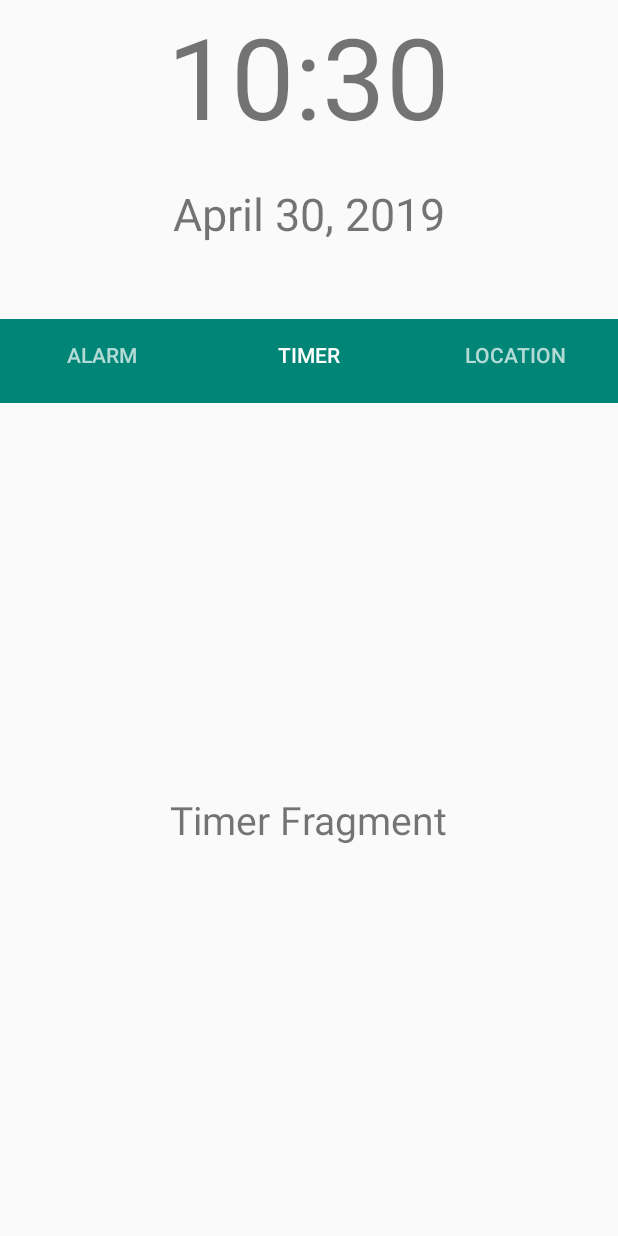
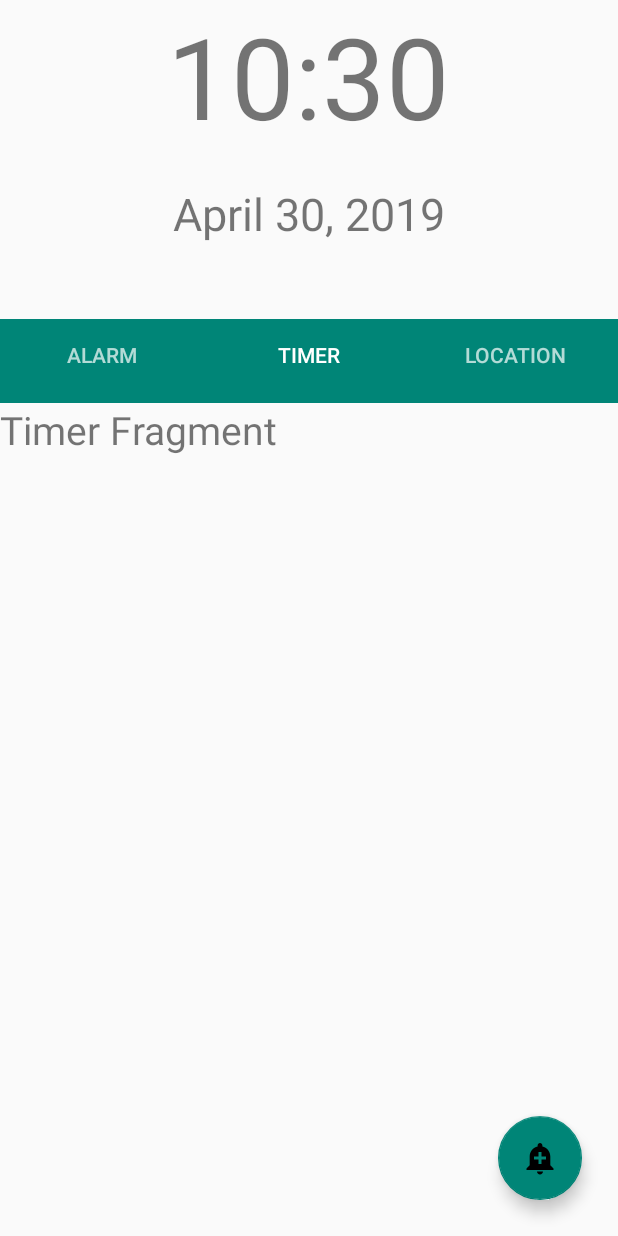
Before and after one commit to DRob1260/android_alarm, an Android app: the screen it shows after launch (MainActivity), tab 2 chosen, on a phone screen of 412 x 824 dp. Run offline under Robolectric (Android 15) with nearby library versions, the phone set to English and light mode, and no system bars.

Commit message:
Added repeating alarm prompt to UI and made necessary changes to Alarm class

```diff
--- a/app/src/main/java/com/isu/android_alarm/AlarmRecyclerViewAdapter.java
+++ b/app/src/main/java/com/isu/android_alarm/AlarmRecyclerViewAdapter.java
@@ -1,24 +1,21 @@
 package com.isu.android_alarm;
 
+import android.app.AlertDialog;
 import android.content.Context;
+import android.text.InputType;
 import android.view.LayoutInflater;
 import android.view.View;
 import android.view.ViewGroup;
+import android.widget.EditText;
 import android.widget.TextView;
-
-import java.io.Serializable;
 import java.util.ArrayList;
+import java.util.Date;
 
 import androidx.recyclerview.widget.RecyclerView;
 
-interface IAdapter extends Serializable {
-    void setDataAt(int index, Alarm alarm);
-    void notifyItemChanged(int index);
-}
-
 public class AlarmRecyclerViewAdapter extends RecyclerView.Adapter<AlarmRecyclerViewAdapter.ViewHolder> {
     private ArrayList<Alarm> alarms;
-    private IAdapter adapter;
+    private Context context;
 
     public class ViewHolder extends RecyclerView.ViewHolder {
         public TextView txtHeader;
@@ -33,17 +30,16 @@ public class AlarmRecyclerViewAdapter extends RecyclerView.Adapter<AlarmRecycler
         }
     }
 
-    public AlarmRecyclerViewAdapter(ArrayList<Alarm> alarms) {
+    public AlarmRecyclerViewAdapter(Context context, ArrayList<Alarm> alarms) {
+        this.context = context;
         this.alarms = alarms;
     }
 
     // Create new views (invoked by the layout manager)
     @Override
     public AlarmRecyclerViewAdapter.ViewHolder onCreateViewHolder(ViewGroup parent, int viewType) {
-        Context context = parent.getContext();
         LayoutInflater inflater = LayoutInflater.from(context);
         View view =  inflater.inflate(R.layout.alarm_row_layout, parent, false);
-        // set the view's size, margins, paddings and layout parameters
         ViewHolder vh = new ViewHolder(view);
         return vh;
     }
@@ -51,15 +47,15 @@ public class AlarmRecyclerViewAdapter extends RecyclerView.Adapter<AlarmRecycler
     // Replace the contents of a view (invoked by the layout manager)
     @Override
     public void onBindViewHolder(ViewHolder holder, final int position) {
-        // - get element from your dataset at this position
-        // - replace the contents of the view with that element
         Alarm alarm = alarms.get(position);
         final String message = alarm.getMessage();
         holder.txtHeader.setText(alarm.getTimeStr());
-        holder.txtFooter.setText(message);
+        if(alarm.getRepeating())
+            holder.txtFooter.setText(message + ", every " + alarm.getDay());
+        else holder.txtFooter.setText(message);
         holder.itemView.setTag(alarm);
         holder.txtHeader.setOnClickListener(v -> {
-            //remove(position);
+            deleteDialog(position);
         });
     }
 
@@ -87,9 +83,16 @@ public class AlarmRecyclerViewAdapter extends RecyclerView.Adapter<AlarmRecycler
         notifyItemRemoved(position);
     }
 
-    public void update(ArrayList<Alarm> alarms){
-        this.alarms.clear();
-        this.alarms.addAll(alarms);
-        notifyDataSetChanged();
+    private void deleteDialog(int position){
+        AlertDialog.Builder builder = new AlertDialog.Builder(context);
+        builder.setTitle("Delete Alarm");
+
+        // Set up the buttons
+        builder.setPositiveButton("Delete", (dialog, which) -> {
+           remove(position);
+        });
+        builder.setNegativeButton("Cancel", (dialog, which) -> dialog.cancel());
+
+        builder.show();
     }
 }
--- a/app/src/main/java/com/isu/android_alarm/LocationFragment.java
+++ b/app/src/main/java/com/isu/android_alarm/LocationFragment.java
@@ -20,6 +20,11 @@ public class LocationFragment extends Fragment {
 
         TextView tv = (TextView) v.findViewById(R.id.locationFrag);
         tv.setText(getArguments().getString("msg"));
+
+        FloatingActionButton fab = v.findViewById(R.id.locationFab);
+        fab.setOnClickListener(view -> {
+            // action on click
+        });
 
         return v;
     }
--- a/app/src/main/java/com/isu/android_alarm/TimerFragment.java
+++ b/app/src/main/java/com/isu/android_alarm/TimerFragment.java
@@ -20,6 +20,11 @@ public class TimerFragment extends Fragment {
 
         TextView tv = (TextView) v.findViewById(R.id.timerFrag);
         tv.setText(getArguments().getString("msg"));
+
+        FloatingActionButton fab = v.findViewById(R.id.timerFab);
+        fab.setOnClickListener(view -> {
+            // action on click
+        });
 
         return v;
     }
--- a/app/src/main/res/layout/fragment_alarm.xml
+++ b/app/src/main/res/layout/fragment_alarm.xml
@@ -18,7 +18,7 @@
             android:layout_height="match_parent"/>
 
         <com.google.android.material.floatingactionbutton.FloatingActionButton
-            android:id="@+id/fab"
+            android:id="@+id/alarmFab"
             android:layout_width="56dp"
             android:layout_height="56dp"
             android:layout_gravity="bottom|right"
--- a/app/src/main/res/layout/fragment_timer.xml
+++ b/app/src/main/res/layout/fragment_timer.xml
@@ -1,7 +1,15 @@
 <?xml version="1.0" encoding="utf-8"?>
-<RelativeLayout xmlns:android="http://schemas.android.com/apk/res/android"
+<LinearLayout xmlns:android="http://schemas.android.com/apk/res/android"
     android:layout_width="match_parent"
-    android:layout_height="match_parent">
+    android:layout_height="match_parent"
+    android:orientation="vertical">
+
+    <androidx.coordinatorlayout.widget.CoordinatorLayout
+        android:id="@+id/coordinator_layout"
+        xmlns:android="http://schemas.android.com/apk/res/android"
+        xmlns:app="http://schemas.android.com/apk/res-auto"
+        android:layout_width="match_parent"
+        android:layout_height="match_parent">
 
     <TextView
         android:id="@+id/timerFrag"
@@ -12,4 +20,20 @@
         android:textSize="26dp"
         android:text="TextView" />
 
-</RelativeLayout>
+
+    <com.google.android.material.floatingactionbutton.FloatingActionButton
+        android:id="@+id/timerFab"
+        android:layout_width="56dp"
+        android:layout_height="56dp"
+        android:layout_gravity="bottom|right"
+        app:layout_anchorGravity="bottom|right|end"
+        android:elevation="8dp"
+        android:layout_marginBottom="16dp"
+        android:layout_marginRight="16dp"
+        android:src="@drawable/ic_add_alert_24dp"
+        android:scaleType="center"
+        android:layout_margin="24dp" />
+
+    </androidx.coordinatorlayout.widget.CoordinatorLayout>
+
+</LinearLayout>
```
Also changed, not shown: app/src/main/java/com/isu/android_alarm/Alarm.java (+7 -1 lines), app/src/main/java/com/isu/android_alarm/AlarmFragment.java (+41 -16 lines), app/src/main/res/layout/fragment_location.xml (+23 -0 lines), app/src/main/res/layout/message_dialog_layout.xml (added, +26 -0 lines).
